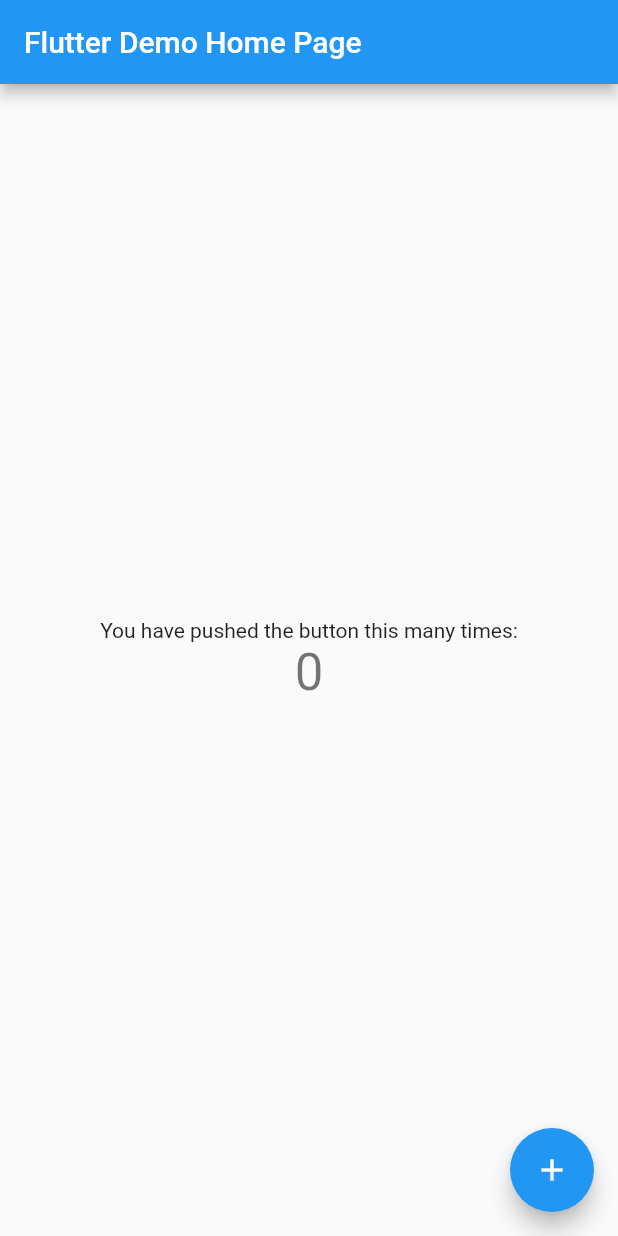
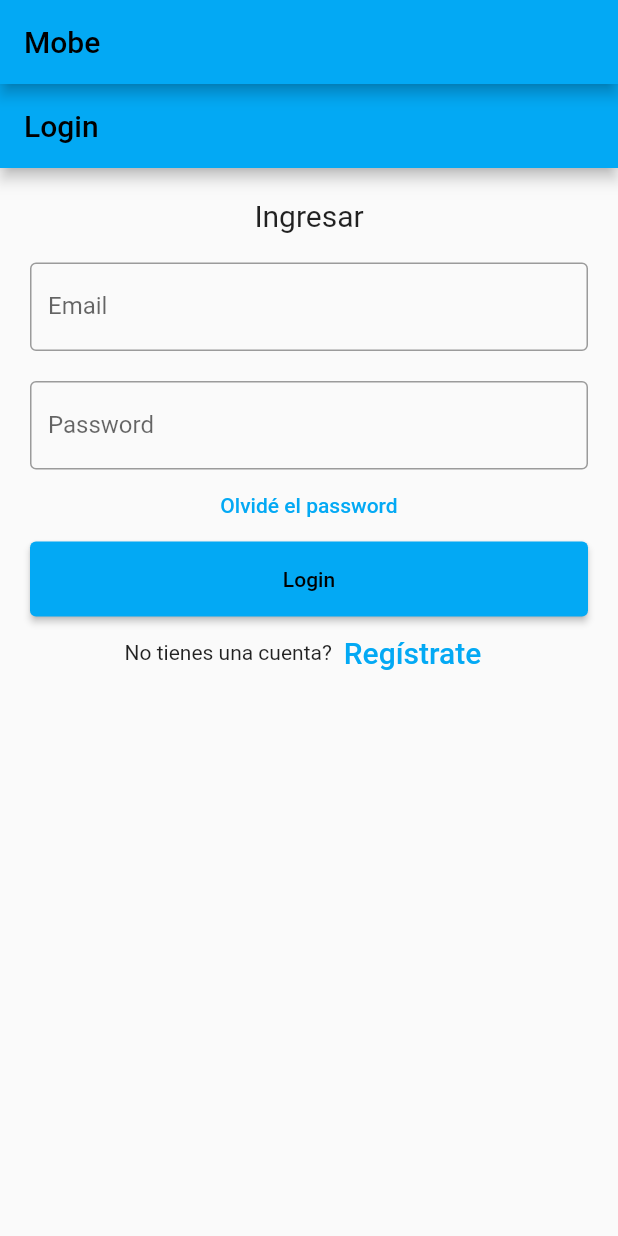
Before and after one commit to Juanda16/mobe-front_end, a Flutter app: the screen it shows after launch, on a phone screen of 412 x 824 dp. Run offline on Flutter 3.47's test engine with Material 2 defaults, Android fonts, the phone set to English and light mode, and no system bars.

Commit message:
login and home scaffold done

```diff
--- a/lib/main.dart
+++ b/lib/main.dart
@@ -1,115 +1,111 @@
 import 'package:flutter/material.dart';
+import 'package:mobe_frontend/presentation/home/home.dart';
+import 'package:mobe_frontend/presentation/login/login.dart';
 
-void main() {
-  runApp(const MyApp());
-}
+void main() => runApp(const MyApp());
 
 class MyApp extends StatelessWidget {
   const MyApp({Key? key}) : super(key: key);
 
-  // This widget is the root of your application.
+  static const String _title = 'Mobe';
+
   @override
   Widget build(BuildContext context) {
     return MaterialApp(
-      title: 'Flutter Demo',
+      title: _title,
       theme: ThemeData(
-        // This is the theme of your application.
-        //
-        // Try running your application with "flutter run". You'll see the
-        // application has a blue toolbar. Then, without quitting the app, try
-        // changing the primarySwatch below to Colors.green and then invoke
-        // "hot reload" (press "r" in the console where you ran "flutter run",
-        // or simply save your changes to "hot reload" in a Flutter IDE).
-        // Notice that the counter didn't reset back to zero; the application
-        // is not restarted.
-        primarySwatch: Colors.blue,
+        primarySwatch: Colors.lightBlue,
       ),
-      home: const MyHomePage(title: 'Flutter Demo Home Page'),
+      home: Scaffold(
+        appBar: AppBar(title: const Text(_title)),
+        body: Login(),
+      ),
     );
   }
 }
 
-class MyHomePage extends StatefulWidget {
-  const MyHomePage({Key? key, required this.title}) : super(key: key);
-
-  // This widget is the home page of your application. It is stateful, meaning
-  // that it has a State object (defined below) that contains fields that affect
-  // how it looks.
-
-  // This class is the configuration for the state. It holds the values (in this
-  // case the title) provided by the parent (in this case the App widget) and
-  // used by the build method of the State. Fields in a Widget subclass are
-  // always marked "final".
-
-  final String title;
+class MyStatefulWidget extends StatefulWidget {
+  const MyStatefulWidget({Key? key}) : super(key: key);
 
   @override
-  State<MyHomePage> createState() => _MyHomePageState();
+  State<MyStatefulWidget> createState() => _MyStatefulWidgetState();
 }
 
-class _MyHomePageState extends State<MyHomePage> {
-  int _counter = 0;
-
-  void _incrementCounter() {
-    setState(() {
-      // This call to setState tells the Flutter framework that something has
-      // changed in this State, which causes it to rerun the build method below
-      // so that the display can reflect the updated values. If we changed
-      // _counter without calling setState(), then the build method would not be
-      // called again, and so nothing would appear to happen.
-      _counter++;
-    });
-  }
+class _MyStatefulWidgetState extends State<MyStatefulWidget> {
+  TextEditingController nameController = TextEditingController();
+  TextEditingController passwordController = TextEditingController();
 
   @override
   Widget build(BuildContext context) {
-    // This method is rerun every time setState is called, for instance as done
-    // by the _incrementCounter method above.
-    //
-    // The Flutter framework has been optimized to make rerunning build methods
-    // fast, so that you can just rebuild anything that needs updating rather
-    // than having to individually change instances of widgets.
-    return Scaffold(
-      appBar: AppBar(
-        // Here we take the value from the MyHomePage object that was created by
-        // the App.build method, and use it to set our appbar title.
-        title: Text(widget.title),
-      ),
-      body: Center(
-        // Center is a layout widget. It takes a single child and positions it
-        // in the middle of the parent.
-        child: Column(
-          // Column is also a layout widget. It takes a list of children and
-          // arranges them vertically. By default, it sizes itself to fit its
-          // children horizontally, and tries to be as tall as its parent.
-          //
-          // Invoke "debug painting" (press "p" in the console, choose the
-          // "Toggle Debug Paint" action from the Flutter Inspector in Android
-          // Studio, or the "Toggle Debug Paint" command in Visual Studio Code)
-          // to see the wireframe for each widget.
-          //
-          // Column has various properties to control how it sizes itself and
-          // how it positions its children. Here we use mainAxisAlignment to
-          // center the children vertically; the main axis here is the vertical
-          // axis because Columns are vertical (the cross axis would be
-          // horizontal).
-          mainAxisAlignment: MainAxisAlignment.center,
+    return Padding(
+        padding: const EdgeInsets.all(10),
+        child: ListView(
           children: <Widget>[
-            const Text(
-              'You have pushed the button this many times:',
+            Container(
+                alignment: Alignment.center,
+                padding: const EdgeInsets.all(10),
+                child: const Text(
+                  'Ingresar',
+                  style: TextStyle(fontSize: 20),
+                )),
+            Container(
+              padding: const EdgeInsets.all(10),
+              child: TextField(
+                controller: nameController,
+                decoration: const InputDecoration(
+                  border: OutlineInputBorder(),
+                  labelText: 'Email',
+                ),
+              ),
             ),
-            Text(
-              '$_counter',
-              style: Theme.of(context).textTheme.headline4,
+            Container(
+              padding: const EdgeInsets.fromLTRB(10, 10, 10, 0),
+              child: TextField(
+                obscureText: true,
+                controller: passwordController,
+                decoration: const InputDecoration(
+                  border: OutlineInputBorder(),
+                  labelText: 'Password',
+                ),
+              ),
+            ),
+            TextButton(
+              onPressed: () {
+                Navigator.push(
+                  context,
+                  MaterialPageRoute(builder: (context) => const Home()),
+                );
+              },
+              child: const Text(
+                'Olvidé el password',
+              ),
+            ),
+            Container(
+                height: 50,
+                padding: const EdgeInsets.fromLTRB(10, 0, 10, 0),
+                child: ElevatedButton(
+                  child: const Text('Login'),
+                  onPressed: () {
+                    print(nameController.text);
+                    print(passwordController.text);
+                  },
+                )),
+            Row(
+              children: <Widget>[
+                const Text('No tienes una cuenta?'),
+                TextButton(
+                  child: const Text(
+                    'Regístrate',
+                    style: TextStyle(fontSize: 20),
+                  ),
+                  onPressed: () {
+                    //signup screen
+                  },
+                )
+              ],
+              mainAxisAlignment: MainAxisAlignment.center,
             ),
           ],
-        ),
-      ),
-      floatingActionButton: FloatingActionButton(
-        onPressed: _incrementCounter,
-        tooltip: 'Increment',
-        child: const Icon(Icons.add),
-      ), // This trailing comma makes auto-formatting nicer for build methods.
-    );
+        ));
   }
 }
--- /dev/null
+++ b/lib/presentation/login/login.dart
@@ -0,0 +1,88 @@
+import 'package:flutter/cupertino.dart';
+import 'package:flutter/material.dart';
+
+import '../home/home.dart';
+
+class Login extends StatelessWidget {
+  Login({Key? key}) : super(key: key);
+
+  TextEditingController nameController = TextEditingController();
+  TextEditingController passwordController = TextEditingController();
+
+  @override
+  Widget build(BuildContext context) {
+    return Scaffold(
+        appBar: AppBar(
+          title: const Text('Login'),
+        ),
+        body: Padding(
+            padding: const EdgeInsets.all(10),
+            child: ListView(
+              children: <Widget>[
+                Container(
+                    alignment: Alignment.center,
+                    padding: const EdgeInsets.all(10),
+                    child: const Text(
+                      'Ingresar',
+                      style: TextStyle(fontSize: 20),
+                    )),
+                Container(
+                  padding: const EdgeInsets.all(10),
+                  child: TextField(
+                    controller: nameController,
+                    decoration: const InputDecoration(
+                      border: OutlineInputBorder(),
+                      labelText: 'Email',
+                    ),
+                  ),
+                ),
+                Container(
+                  padding: const EdgeInsets.fromLTRB(10, 10, 10, 0),
+                  child: TextField(
+                    obscureText: true,
+                    controller: passwordController,
+                    decoration: const InputDecoration(
+                      border: OutlineInputBorder(),
+                      labelText: 'Password',
+                    ),
+                  ),
+                ),
+                TextButton(
+                  onPressed: () {},
+                  child: const Text(
+                    'Olvidé el password',
+                  ),
+                ),
+                Container(
+                    height: 50,
+                    padding: const EdgeInsets.fromLTRB(10, 0, 10, 0),
+                    child: ElevatedButton(
+                      child: const Text('Login'),
+                      onPressed: () {
+                        print(nameController.text);
+                        print(passwordController.text);
+                        Navigator.push(
+                          context,
+                          MaterialPageRoute(builder: (context) => const Home()),
+                        );
+                      },
+                    )),
+                Row(
+                  children: <Widget>[
+                    const Text('No tienes una cuenta?'),
+                    TextButton(
+                      child: const Text(
+                        'Regístrate',
+                        style: TextStyle(fontSize: 20),
+                      ),
+                      onPressed: () {
+                        //signup screen
+                      },
+                    )
+                  ],
+                  mainAxisAlignment: MainAxisAlignment.center,
+                ),
+              ],
+            )));
+  }
+}
```
Also changed, not shown: lib/presentation/home/home.dart (added, +54 -0 lines).
